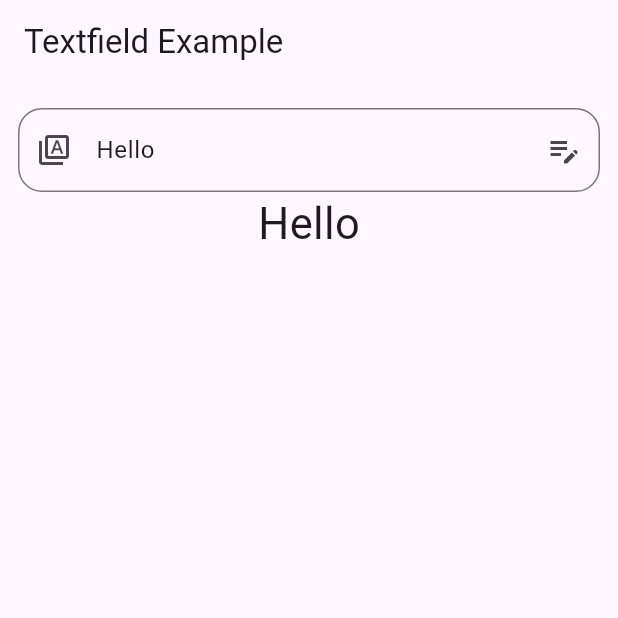
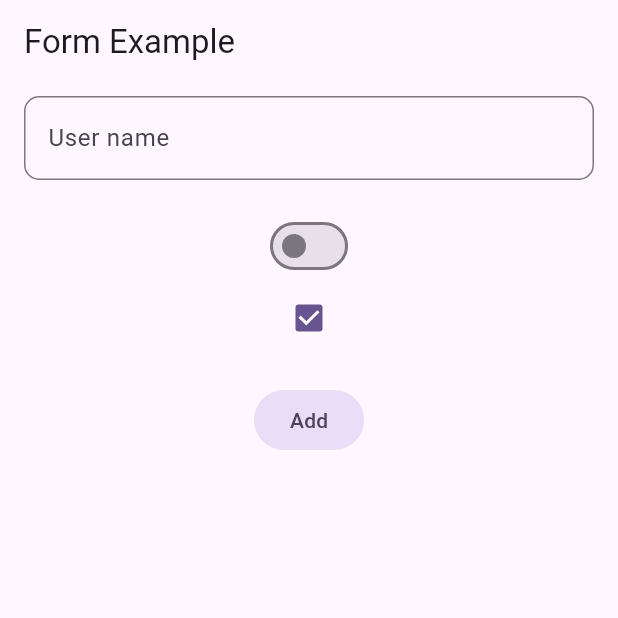
Before and after one commit to rahulkandel7/bca5thsem, a Flutter app: the screen it shows after launch, on a phone screen of 412 x 824 dp, the top half of it. Run offline on Flutter 3.47's test engine with Material 3 defaults, Android fonts, the light colour scheme and no system bars.

Commit message:
form example added

```diff
--- /dev/null
+++ b/lib/form_example.dart
@@ -0,0 +1,83 @@
+import 'package:flutter/material.dart';
+
+class FormExample extends StatefulWidget {
+  const FormExample({super.key});
+
+  @override
+  State<FormExample> createState() => _FormExampleState();
+}
+
+class _FormExampleState extends State<FormExample> {
+  final GlobalKey<FormState> _nameFormKey = GlobalKey();
+
+  bool switchValue = false;
+  bool checkedValue = true;
+
+  @override
+  Widget build(BuildContext context) {
+    return Scaffold(
+      appBar: AppBar(
+        title: Text("Form Example"),
+      ),
+      body: Padding(
+        padding: const EdgeInsets.symmetric(horizontal: 16, vertical: 8),
+        child: Form(
+          key: _nameFormKey,
+          child: Column(
+            children: [
+              TextFormField(
+                validator: (value) {
+                  if (value == null || value.isEmpty) {
+                    return "Please enter username";
+                  } else {
+                    return null;
+                  }
+                },
+                onSaved: (newValue) {
+                  print(newValue!);
+                },
+                decoration: InputDecoration(
+                  border: OutlineInputBorder(
+                    borderRadius: BorderRadius.circular(10),
+                  ),
+                  hintText: "Enter name",
+                  labelText: "User name",
+                ),
+              ),
+              SizedBox(
+                height: 20,
+              ),
+              Switch(
+                value: switchValue,
+                onChanged: (value) {
+                  setState(() {
+                    switchValue = value;
+                  });
+                },
+              ),
+              Checkbox(
+                  value: checkedValue,
+                  onChanged: (value) {
+                    setState(() {
+                      checkedValue = value ?? false;
+                    });
+                  }),
+              SizedBox(
+                height: 20,
+              ),
+              FilledButton.tonal(
+                onPressed: () {
+                  if (!_nameFormKey.currentState!.validate()) {
+                    return;
+                  }
+                  _nameFormKey.currentState!.save();
+                },
+                child: Text("Add"),
+              ),
+            ],
+          ),
+        ),
+      ),
+    );
+  }
+}
--- a/lib/main.dart
+++ b/lib/main.dart
@@ -1,4 +1,4 @@
-import 'package:bca_project/textfield_example.dart';
+import 'package:bca_project/form_example.dart';
 import 'package:flutter/material.dart';
 
 void main() {
@@ -17,7 +17,7 @@ class MyApp extends StatelessWidget {
         colorScheme: ColorScheme.fromSeed(seedColor: Colors.deepPurple),
         useMaterial3: true,
       ),
-      home: TextfieldExample(),
+      home: FormExample(),
     );
   }
 }
```
